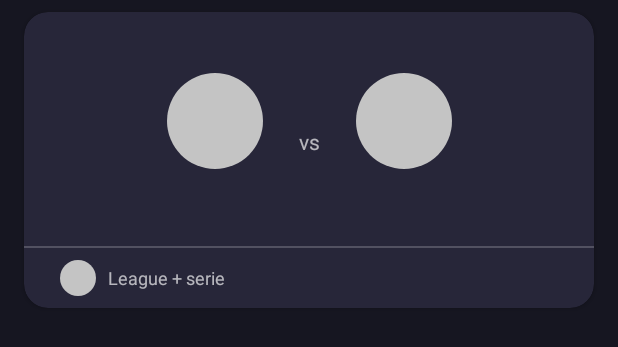
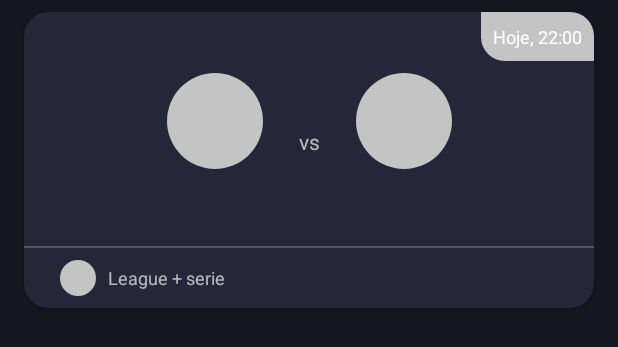
Before and after one commit to samfonsec/FuzeCS, an Android app: the layout item_match.xml on its own in the app's theme, with its tools: preview values and no code run, on a phone screen of 412 x 824 dp. Shown: the top 347 px of the screen. Run offline under Robolectric (Android 15) with nearby library versions, the phone set to English and light mode, and no system bars; network calls fail.

```diff
--- a/app/src/main/java/com/samfonsec/fuzecs/di/ServiceModule.kt
+++ b/app/src/main/java/com/samfonsec/fuzecs/di/ServiceModule.kt
@@ -1,10 +1,12 @@
 package com.samfonsec.fuzecs.di
 
+import android.content.Context
 import com.samfonsec.fuzecs.data.api.AuthInterceptor
 import com.samfonsec.fuzecs.utils.Constants.BASE_URL
 import dagger.Module
 import dagger.Provides
 import dagger.hilt.InstallIn
+import dagger.hilt.android.qualifiers.ApplicationContext
 import dagger.hilt.components.SingletonComponent
 import okhttp3.OkHttpClient
 import okhttp3.logging.HttpLoggingInterceptor
@@ -19,8 +21,8 @@ object ServiceModule {
 
     @Singleton
     @Provides
-    fun provideOkHttpClient(): OkHttpClient = OkHttpClient.Builder()
-        .addInterceptor(AuthInterceptor())
+    fun provideOkHttpClient(@ApplicationContext context: Context): OkHttpClient = OkHttpClient.Builder()
+        .addInterceptor(AuthInterceptor(context))
         .addInterceptor(HttpLoggingInterceptor().setLevel(Level.BODY))
         .build()
 
--- a/app/src/main/res/layout/item_match.xml
+++ b/app/src/main/res/layout/item_match.xml
@@ -61,6 +61,27 @@
             app:layout_constraintTop_toTopOf="@id/imageview_league"
             tools:text="League + serie" />
 
+        <com.google.android.material.imageview.ShapeableImageView
+            android:id="@+id/imageview_date_background"
+            android:layout_width="0dp"
+            android:layout_height="0dp"
+            android:background="@color/placeholder_color"
+            app:layout_constraintBottom_toBottomOf="@id/textview_time"
+            app:layout_constraintEnd_toEndOf="@id/textview_time"
+            app:layout_constraintStart_toStartOf="@id/textview_time"
+            app:layout_constraintTop_toTopOf="@id/textview_time"
+            app:shapeAppearanceOverlay="@style/ShapeAppearanceOverlay.FuzeCS.DateBG" />
+
+        <TextView
+            android:id="@+id/textview_time"
+            android:layout_width="wrap_content"
+            android:layout_height="wrap_content"
+            android:padding="@dimen/small_dimen"
+            android:textSize="@dimen/small_text_size"
+            android:text="Hoje, 22:00"
+            app:layout_constraintEnd_toEndOf="parent"
+            app:layout_constraintTop_toTopOf="parent" />
+
     </androidx.constraintlayout.widget.ConstraintLayout>
 
 </androidx.cardview.widget.CardView>
--- a/app/src/main/res/values/strings.xml
+++ b/app/src/main/res/values/strings.xml
@@ -1,5 +1,6 @@
 <resources>
     <string name="app_name">FuzeCS</string>
+    <string name="auth_key">g7vUh-3W9uDI9nyHpxUN9pbUuSJWHgncZCy62xCZHDALl4JVXSk</string>
 
     <string name="home_fragment">Partidas</string>
 
--- /dev/null
+++ b/app/src/main/res/values/styles.xml
@@ -0,0 +1,8 @@
+<?xml version="1.0" encoding="utf-8"?>
+<resources>
+
+    <style name="ShapeAppearanceOverlay.FuzeCS.DateBG" parent="">
+        <item name="cornerSizeBottomLeft">@dimen/card_radius</item>
+        <item name="cornerFamilyBottomLeft">rounded</item>
+    </style>
+</resources>
```
Also changed, not shown: app/src/main/java/com/samfonsec/fuzecs/data/api/AuthInterceptor.kt (+7 -3 lines).
